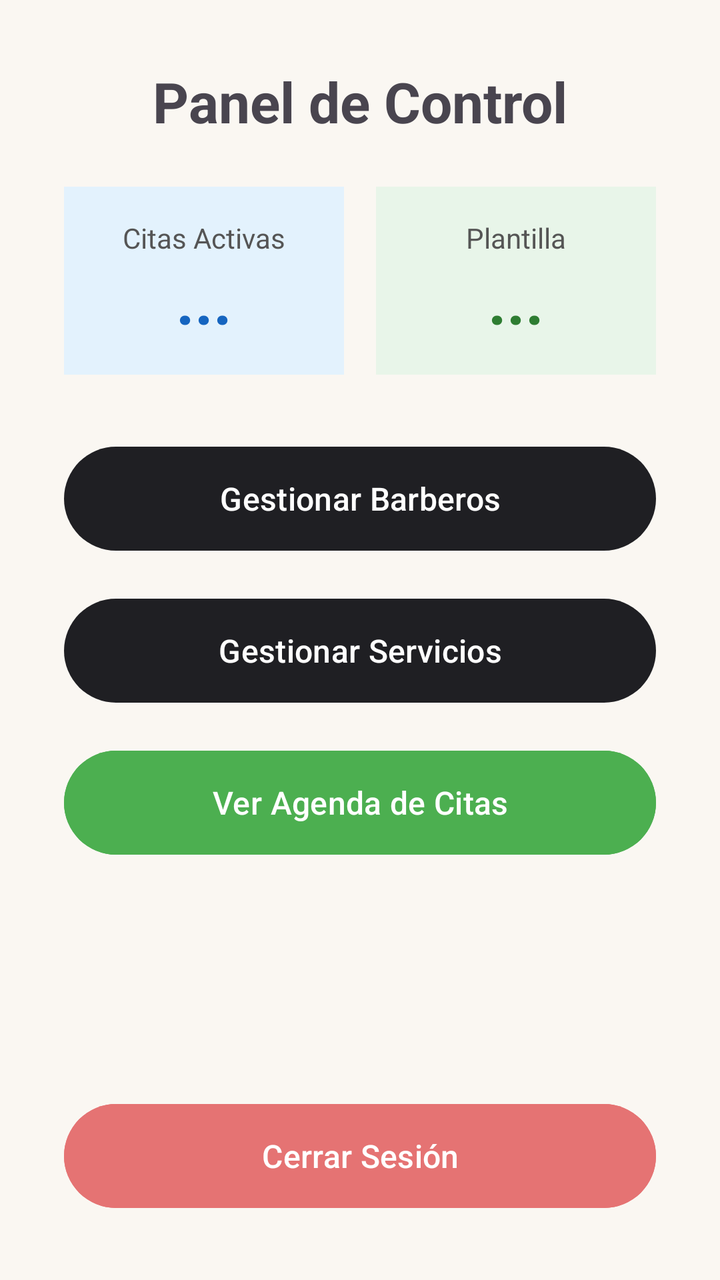
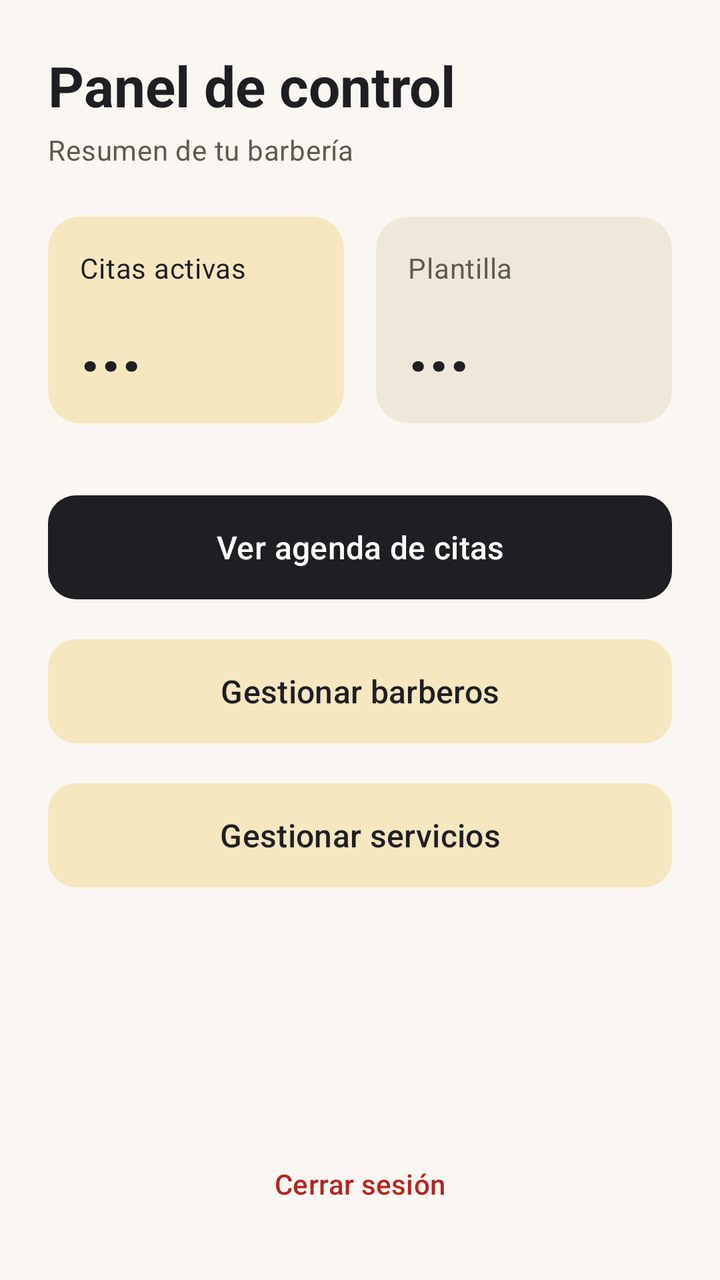

The first picture is an Android layout as it rendered before a commit; the second is the same layout after the commit. The layout source and the unified diff follow.
<!-- AndroidManifest.xml: application theme Theme.BarberFlow -->
<!-- res/layout/activity_admin.xml -->
<?xml version="1.0" encoding="utf-8"?>
<LinearLayout xmlns:android="http://schemas.android.com/apk/res/android"
    android:layout_width="match_parent"
    android:layout_height="match_parent"
    android:orientation="vertical"
    android:padding="32dp">

    <TextView
        android:layout_width="match_parent"
        android:layout_height="wrap_content"
        android:text="Panel de Control"
        android:textSize="28sp"
        android:textStyle="bold"
        android:textAlignment="center"
        android:layout_marginBottom="24dp" />

    
    <LinearLayout
        android:layout_width="match_parent"
        android:layout_height="wrap_content"
        android:orientation="horizontal"
        android:layout_marginBottom="32dp"
        android:weightSum="2">

        
        <LinearLayout
            android:layout_width="0dp"
            android:layout_height="wrap_content"
            android:layout_weight="1"
            android:orientation="vertical"
            android:gravity="center"
            android:background="#E3F2FD"
            android:padding="16dp"
            android:layout_marginEnd="8dp">

            <TextView
                android:layout_width="wrap_content"
                android:layout_height="wrap_content"
                android:text="Citas Activas"
                android:textSize="14sp"
                android:textColor="#555555" />

            <TextView
                android:id="@+id/tvTotalCitas"
                android:layout_width="wrap_content"
                android:layout_height="wrap_content"
                android:text="..."
                android:textSize="32sp"
                android:textStyle="bold"
                android:textColor="#1565C0" />
        </LinearLayout>

        
        <LinearLayout
            android:layout_width="0dp"
            android:layout_height="wrap_content"
            android:layout_weight="1"
            android:orientation="vertical"
            android:gravity="center"
            android:background="#E8F5E9"
            android:padding="16dp"
            android:layout_marginStart="8dp">

            <TextView
                android:layout_width="wrap_content"
                android:layout_height="wrap_content"
                android:text="Plantilla"
                android:textSize="14sp"
                android:textColor="#555555" />

            <TextView
                android:id="@+id/tvTotalBarberos"
                android:layout_width="wrap_content"
                android:layout_height="wrap_content"
                android:text="..."
                android:textSize="32sp"
                android:textStyle="bold"
                android:textColor="#2E7D32" />
        </LinearLayout>
    </LinearLayout>

    
    <Button
        android:id="@+id/btnGestionarBarberos"
        android:layout_width="match_parent"
        android:layout_height="60dp"
        android:text="Gestionar Barberos"
        android:textSize="16sp"
        android:layout_marginBottom="16dp" />

    <Button
        android:id="@+id/btnGestionarServicios"
        android:layout_width="match_parent"
        android:layout_height="60dp"
        android:text="Gestionar Servicios"
        android:textSize="16sp"
        android:layout_marginBottom="16dp" />

    <Button
        android:id="@+id/btnVerAgenda"
        android:layout_width="match_parent"
        android:layout_height="60dp"
        android:text="Ver Agenda de Citas"
        android:textSize="16sp"
        android:backgroundTint="#4CAF50"
        android:layout_marginBottom="16dp" />

    
    <Space
        android:layout_width="match_parent"
        android:layout_height="0dp"
        android:layout_weight="1" />

    <Button
        android:id="@+id/btnCerrarSesion"
        android:layout_width="match_parent"
        android:layout_height="60dp"
        android:text="Cerrar Sesión"
        android:textSize="16sp"
        android:backgroundTint="#E57373" />

</LinearLayout>
<!-- resources referenced by this layout -->
<resources>
  <style name="Theme.BarberFlow" parent="Base.Theme.BarberFlow" />
  <style name="Base.Theme.BarberFlow" parent="Theme.Material3.DayNight.NoActionBar">
          <item name="colorPrimary">@color/bf_charcoal</item>
          <item name="colorOnPrimary">@color/white</item>
          <item name="colorPrimaryContainer">@color/bf_gold_container</item>
          <item name="colorOnPrimaryContainer">@color/bf_charcoal</item>
  
          <item name="colorSecondary">@color/bf_gold</item>
          <item name="colorOnSecondary">@color/white</item>
          <item name="colorSecondaryContainer">@color/bf_gold_container</item>
          <item name="colorOnSecondaryContainer">@color/bf_charcoal</item>
  
          <item name="android:colorBackground">@color/bf_cream</item>
          <item name="colorOnBackground">@color/bf_charcoal</item>
          <item name="colorSurface">@color/white</item>
          <item name="colorOnSurface">@color/bf_charcoal</item>
          <item name="colorSurfaceVariant">@color/bf_cream_variant</item>
          <item name="colorOnSurfaceVariant">#5E5A50</item>
          <item name="colorOutline">@color/bf_outline</item>
  
          <item name="colorError">@color/bf_error</item>
          <item name="colorOnError">@color/white</item>
  
          <item name="shapeAppearanceSmallComponent">@style/ShapeAppearance.BarberFlow.Rounded</item>
          <item name="shapeAppearanceMediumComponent">@style/ShapeAppearance.BarberFlow.Rounded</item>
      </style>
  <color name="bf_charcoal">#1F1F23</color>
  <color name="white">#FFFFFFFF</color>
  <color name="bf_gold_container">#F6E7C1</color>
  <color name="bf_gold">#B8892B</color>
  <color name="bf_cream">#FAF7F2</color>
  <color name="bf_cream_variant">#EFE8DA</color>
  <color name="bf_outline">#CFC4AE</color>
  <color name="bf_error">#B3261E</color>
  <style name="ShapeAppearance.BarberFlow.Rounded" parent="">
          <item name="cornerFamily">rounded</item>
          <item name="cornerSize">14dp</item>
      </style>
</resources>

<!-- the commit's change to res/layout/activity_admin.xml (unified diff, before → after) -->
@@ -1,122 +1,155 @@
 <?xml version="1.0" encoding="utf-8"?>
-<LinearLayout xmlns:android="http://schemas.android.com/apk/res/android"
+<ScrollView xmlns:android="http://schemas.android.com/apk/res/android"
+    xmlns:app="http://schemas.android.com/apk/res-auto"
     android:layout_width="match_parent"
     android:layout_height="match_parent"
-    android:orientation="vertical"
-    android:padding="32dp">
+    android:background="?android:attr/colorBackground"
+    android:fillViewport="true">
 
-    <TextView
-        android:layout_width="match_parent"
-        android:layout_height="wrap_content"
-        android:text="Panel de Control"
-        android:textSize="28sp"
-        android:textStyle="bold"
-        android:textAlignment="center"
-        android:layout_marginBottom="24dp" />
-
-    
     <LinearLayout
         android:layout_width="match_parent"
         android:layout_height="wrap_content"
-        android:orientation="horizontal"
-        android:layout_marginBottom="32dp"
-        android:weightSum="2">
+        android:orientation="vertical"
+        android:padding="24dp">
+
+        <TextView
+            android:layout_width="match_parent"
+            android:layout_height="wrap_content"
+            android:text="Panel de control"
+            android:textAppearance="?attr/textAppearanceHeadlineMedium"
+            android:textColor="?attr/colorOnBackground"
+            android:textStyle="bold" />
+
+        <TextView
+            android:layout_width="match_parent"
+            android:layout_height="wrap_content"
+            android:layout_marginTop="4dp"
+            android:layout_marginBottom="24dp"
+            android:text="Resumen de tu barbería"
+            android:textAppearance="?attr/textAppearanceBodyMedium"
+            android:textColor="?attr/colorOnSurfaceVariant" />
 
         
         <LinearLayout
-            android:layout_width="0dp"
+            android:layout_width="match_parent"
             android:layout_height="wrap_content"
-            android:layout_weight="1"
-            android:orientation="vertical"
-            android:gravity="center"
-            android:background="#E3F2FD"
-            android:padding="16dp"
-            android:layout_marginEnd="8dp">
+            android:layout_marginBottom="32dp"
+            android:orientation="horizontal"
+            android:weightSum="2">
 
-            <TextView
-                android:layout_width="wrap_content"
+            <com.google.android.material.card.MaterialCardView
+                style="@style/Widget.Material3.CardView.Filled"
+                android:layout_width="0dp"
                 android:layout_height="wrap_content"
-                android:text="Citas Activas"
-                android:textSize="14sp"
-                android:textColor="#555555" />
+                android:layout_marginEnd="8dp"
+                android:layout_weight="1"
+                app:cardBackgroundColor="?attr/colorSecondaryContainer"
+                app:cardCornerRadius="16dp">
 
-            <TextView
-                android:id="@+id/tvTotalCitas"
-                android:layout_width="wrap_content"
+                <LinearLayout
+                    android:layout_width="match_parent"
+                    android:layout_height="wrap_content"
+                    android:orientation="vertical"
+                    android:padding="16dp">
+
+                    <TextView
+                        android:layout_width="wrap_content"
+                        android:layout_height="wrap_content"
+                        android:text="Citas activas"
+                        android:textAppearance="?attr/textAppearanceBodyMedium"
+                        android:textColor="?attr/colorOnSecondaryContainer" />
+
+                    <TextView
+                        android:id="@+id/tvTotalCitas"
+                        android:layout_width="wrap_content"
+                        android:layout_height="wrap_content"
+                        android:layout_marginTop="4dp"
+                        android:text="..."
+                        android:textColor="?attr/colorOnSecondaryContainer"
+                        android:textSize="36sp"
+                        android:textStyle="bold" />
+                </LinearLayout>
+            </com.google.android.material.card.MaterialCardView>
+
+            <com.google.android.material.card.MaterialCardView
+                style="@style/Widget.Material3.CardView.Filled"
+                android:layout_width="0dp"
                 android:layout_height="wrap_content"
-                android:text="..."
-                android:textSize="32sp"
-                android:textStyle="bold"
-                android:textColor="#1565C0" />
+                android:layout_marginStart="8dp"
+                android:layout_weight="1"
+                app:cardBackgroundColor="?attr/colorSurfaceVariant"
+                app:cardCornerRadius="16dp">
+
+                <LinearLayout
+                    android:layout_width="match_parent"
+                    android:layout_height="wrap_content"
+                    android:orientation="vertical"
+                    android:padding="16dp">
+
+                    <TextView
+                        android:layout_width="wrap_content"
+                        android:layout_height="wrap_content"
+                        android:text="Plantilla"
+                        android:textAppearance="?attr/textAppearanceBodyMedium"
+                        android:textColor="?attr/colorOnSurfaceVariant" />
+
+                    <TextView
+                        android:id="@+id/tvTotalBarberos"
+                        android:layout_width="wrap_content"
+                        android:layout_height="wrap_content"
+                        android:layout_marginTop="4dp"
+                        android:text="..."
+                        android:textColor="?attr/colorOnSurface"
+                        android:textSize="36sp"
+                        android:textStyle="bold" />
+                </LinearLayout>
+            </com.google.android.material.card.MaterialCardView>
         </LinearLayout>
 
         
-        <LinearLayout
-            android:layout_width="0dp"
+        <com.google.android.material.button.MaterialButton
+            android:id="@+id/btnVerAgenda"
+            android:layout_width="match_parent"
+            android:layout_height="60dp"
+            android:layout_marginBottom="12dp"
+            android:text="Ver agenda de citas"
+            android:textSize="16sp"
+            app:cornerRadius="14dp" />
+
+        <com.google.android.material.button.MaterialButton
+            android:id="@+id/btnGestionarBarberos"
+            style="@style/Widget.Material3.Button.TonalButton"
+            android:layout_width="match_parent"
+            android:layout_height="60dp"
+            android:layout_marginBottom="12dp"
+            android:text="Gestionar barberos"
+            android:textSize="16sp"
+            app:cornerRadius="14dp" />
+
+        <com.google.android.material.button.MaterialButton
+            android:id="@+id/btnGestionarServicios"
+            style="@style/Widget.Material3.Button.TonalButton"
+            android:layout_width="match_parent"
+            android:layout_height="60dp"
+            android:layout_marginBottom="12dp"
+            android:text="Gestionar servicios"
+            android:textSize="16sp"
+            app:cornerRadius="14dp" />
+
+        
+        <Space
+            android:layout_width="match_parent"
+            android:layout_height="0dp"
+            android:layout_weight="1" />
+
+        <com.google.android.material.button.MaterialButton
+            android:id="@+id/btnCerrarSesion"
+            style="@style/Widget.Material3.Button.TextButton"
+            android:layout_width="match_parent"
             android:layout_height="wrap_content"
-            android:layout_weight="1"
-            android:orientation="vertical"
-            android:gravity="center"
-            android:background="#E8F5E9"
-            android:padding="16dp"
-            android:layout_marginStart="8dp">
+            android:layout_marginTop="16dp"
+            android:text="Cerrar sesión"
+            android:textColor="?attr/colorError" />
 
-            <TextView
-                android:layout_width="wrap_content"
-                android:layout_height="wrap_content"
-                android:text="Plantilla"
-                android:textSize="14sp"
-                android:textColor="#555555" />
-
-            <TextView
-                android:id="@+id/tvTotalBarberos"
-                android:layout_width="wrap_content"
-                android:layout_height="wrap_content"
-                android:text="..."
-                android:textSize="32sp"
-                android:textStyle="bold"
-                android:textColor="#2E7D32" />
-        </LinearLayout>
     </LinearLayout>
-
-    
-    <Button
-        android:id="@+id/btnGestionarBarberos"
-        android:layout_width="match_parent"
-        android:layout_height="60dp"
-        android:text="Gestionar Barberos"
-        android:textSize="16sp"
-        android:layout_marginBottom="16dp" />
-
-    <Button
-        android:id="@+id/btnGestionarServicios"
-        android:layout_width="match_parent"
-        android:layout_height="60dp"
-        android:text="Gestionar Servicios"
-        android:textSize="16sp"
-        android:layout_marginBottom="16dp" />
-
-    <Button
-        android:id="@+id/btnVerAgenda"
-        android:layout_width="match_parent"
-        android:layout_height="60dp"
-        android:text="Ver Agenda de Citas"
-        android:textSize="16sp"
-        android:backgroundTint="#4CAF50"
-        android:layout_marginBottom="16dp" />
-
-    
-    <Space
-        android:layout_width="match_parent"
-        android:layout_height="0dp"
-        android:layout_weight="1" />
-
-    <Button
-        android:id="@+id/btnCerrarSesion"
-        android:layout_width="match_parent"
-        android:layout_height="60dp"
-        android:text="Cerrar Sesión"
-        android:textSize="16sp"
-        android:backgroundTint="#E57373" />
-
-</LinearLayout>
+</ScrollView>
